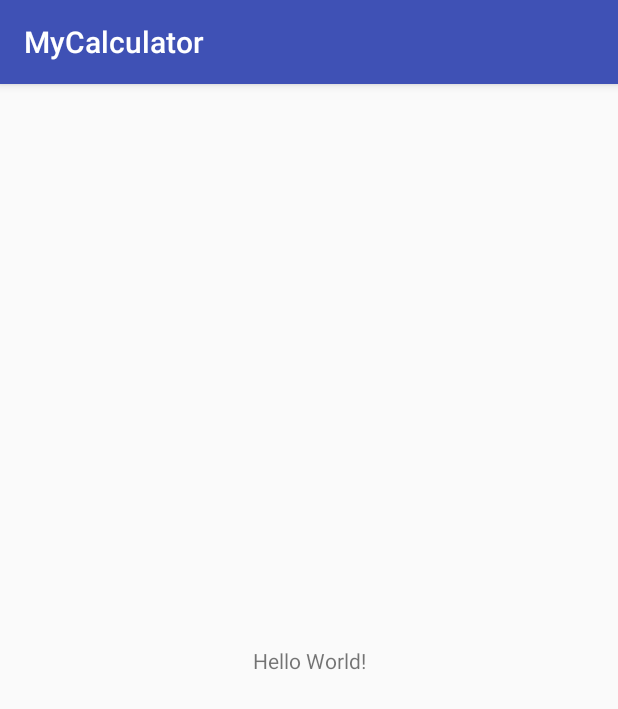
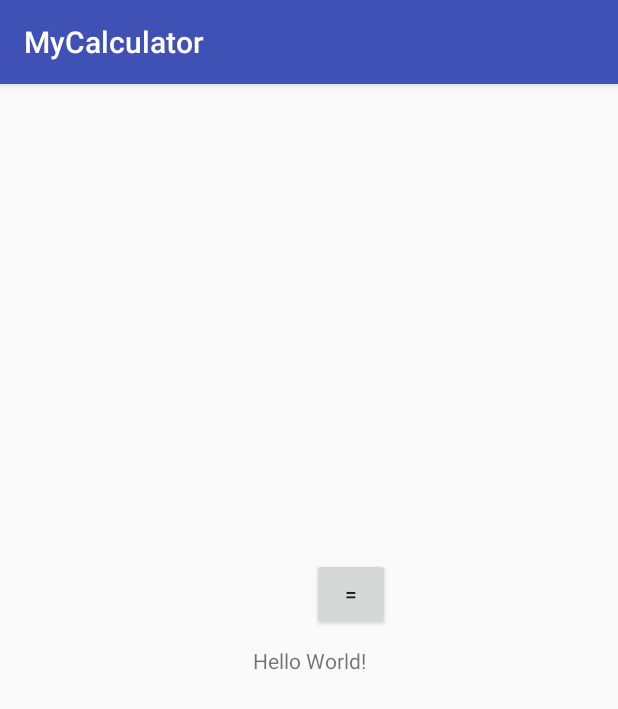
Before and after one commit to yongheuicho/Android_2018-2_Calculator, an Android app: the screen it shows after launch (MainActivity), on a phone screen of 412 x 824 dp. Shown: the top 709 px of the screen. Run offline under Robolectric (Android 15) with nearby library versions, the phone set to English and light mode, and no system bars.

Commit message:
[2018-09-18] revise inteface

```diff
--- a/app/src/main/java/kr/ac/mokwon/ice/mycalculator/MainActivity.java
+++ b/app/src/main/java/kr/ac/mokwon/ice/mycalculator/MainActivity.java
@@ -2,23 +2,30 @@ package kr.ac.mokwon.ice.mycalculator;
 
 import android.support.v7.app.AppCompatActivity;
 import android.os.Bundle;
+import android.view.View;
+import android.widget.Button;
 
 public class MainActivity extends AppCompatActivity {
     protected double ans = 0.;  // Answer
+    protected Button btEqual;
 
     protected void inputNum() {
 
     }
 
-    double op4(double x) {
+    protected double op4(String sOp, double x) {
         return 0.;
     }
 
-    double mathOp(double x) {
+    protected double mathOp(String sFun, double x) {
         return 0.;
     }
 
-    void printNum(double x) {
+    protected void printNum(double x) {
+
+    }
+
+    protected void calculate() {
 
     }
 
@@ -26,5 +33,13 @@ public class MainActivity extends AppCompatActivity {
     protected void onCreate(Bundle savedInstanceState) {
         super.onCreate(savedInstanceState);
         setContentView(R.layout.activity_main);
+
+        btEqual = (Button) findViewById(R.id.btEqual);
+        btEqual.setOnClickListener(new View.OnClickListener() {
+            @Override
+            public void onClick(View v) {
+                calculate();
+            }
+        });
     }
 }
--- a/app/src/main/res/layout/activity_main.xml
+++ b/app/src/main/res/layout/activity_main.xml
@@ -15,4 +15,15 @@
         app:layout_constraintRight_toRightOf="parent"
         app:layout_constraintTop_toTopOf="parent" />
 
+    <Button
+        android:id="@+id/btEqual"
+        android:layout_width="52dp"
+        android:layout_height="wrap_content"
+        android:layout_marginLeft="208dp"
+        android:layout_marginStart="208dp"
+        android:layout_marginTop="316dp"
+        android:text="="
+        app:layout_constraintStart_toStartOf="parent"
+        app:layout_constraintTop_toTopOf="parent" />
+
 </android.support.constraint.ConstraintLayout>
```
Also changed, not shown: 1 other file.
